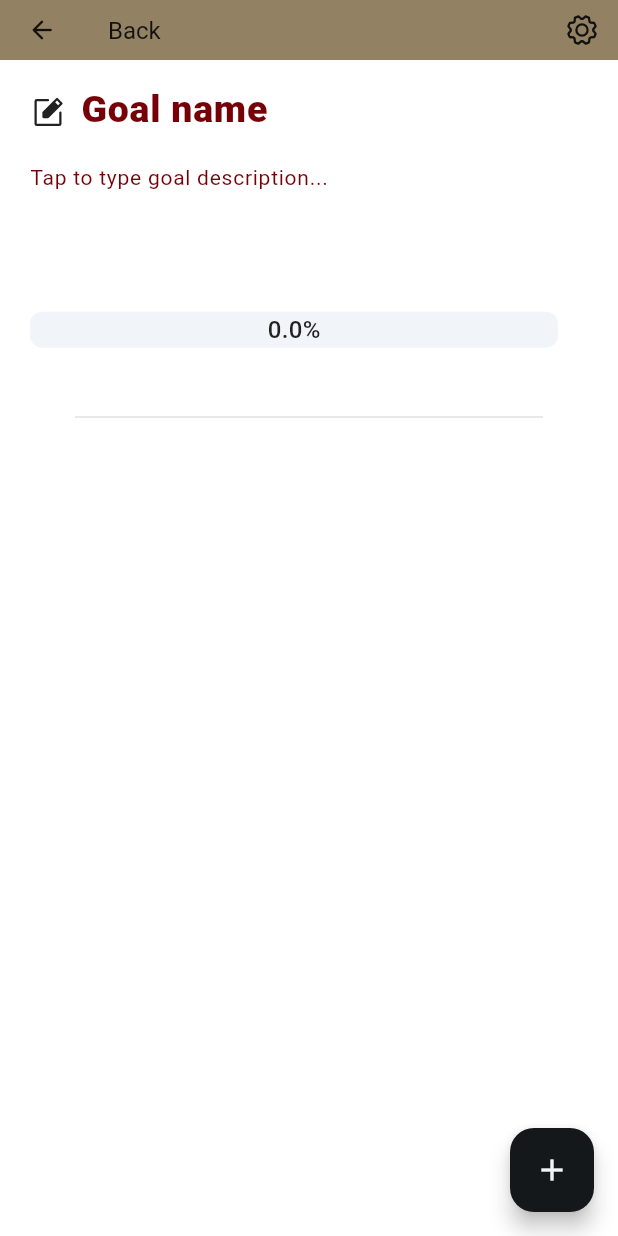
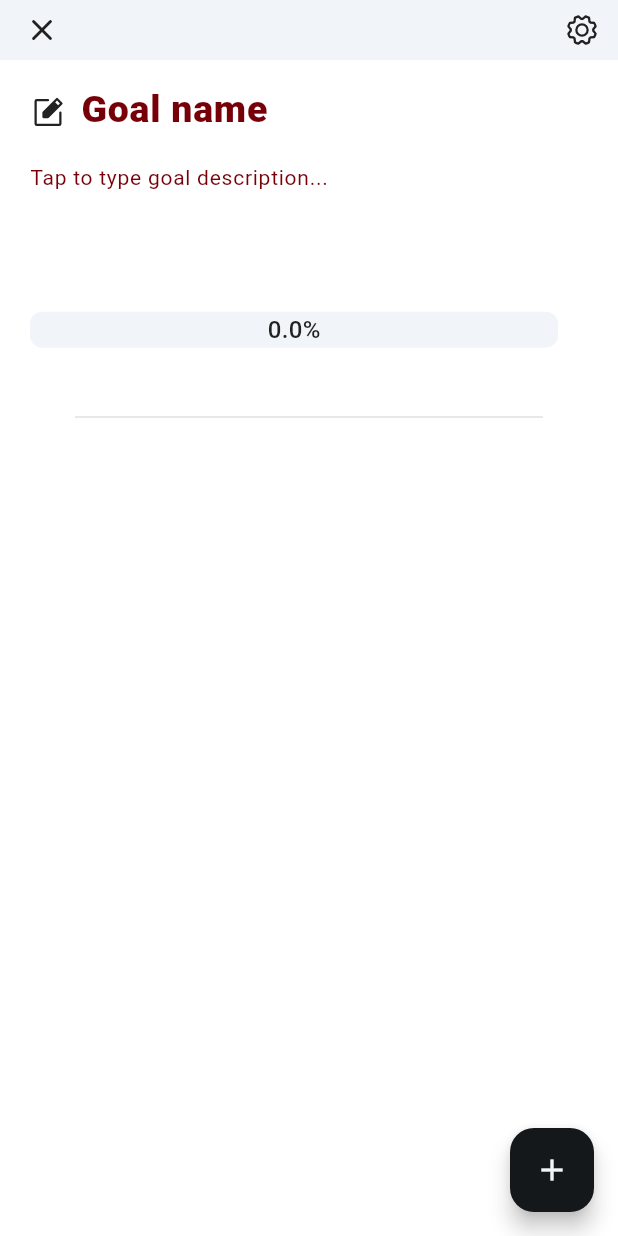
Before and after one commit to sankassio99/goals_tracker, a Flutter app: the MainGoalPageWidget screen opened directly, on a phone screen of 412 x 824 dp. Run offline on Flutter 3.47's test engine with Material 2 defaults, Android fonts, the phone set to English and light mode, and no system bars; drawn by our look-alikes of percent_indicator; our stand-ins replace get, phosphor_flutter; Roboto replaces fonts that are missing (Poppins).

Commit message:
App bar layout improvments

```diff
--- a/lib/main.dart
+++ b/lib/main.dart
@@ -31,6 +31,7 @@ class MyApp extends StatelessWidget {
           binding: MainGoalBinding(),
         ),
       ],
+      debugShowCheckedModeBanner: false,
     );
   }
 }
--- a/lib/presentation/components/my_app_bar.dart
+++ b/lib/presentation/components/my_app_bar.dart
@@ -1,10 +1,14 @@
 import 'package:flutter/material.dart';
-import 'package:get/get.dart';
+import 'package:phosphor_flutter/phosphor_flutter.dart';
 
 class MyAppBar extends StatelessWidget implements PreferredSizeWidget {
   final List<Widget>? actions;
+  final Widget? leading;
+  final String? title;
 
   const MyAppBar({
+    this.title,
+    this.leading,
     this.actions,
     super.key,
   });
@@ -12,28 +16,31 @@ class MyAppBar extends StatelessWidget implements PreferredSizeWidget {
   @override
   Widget build(BuildContext context) {
     return AppBar(
+      backgroundColor: Theme.of(context).colorScheme.onPrimary,
       automaticallyImplyLeading: false,
-      leading: IconButton(
-        key: const Key("backIconButton"),
-        icon: const Icon(
-          Icons.arrow_back_rounded,
+      leading: leading ??
+          IconButton(
+            key: const Key("closeIconButton"),
+            icon: Icon(
+              PhosphorIcons.bold.x,
               color: Colors.black87,
               size: 20,
             ),
             onPressed: () {
-          Get.toNamed("/home");
+              Navigator.pop(context);
             },
           ),
-      title: const Text(
-        key: Key("pageTitleAppBar"),
-        'Back',
-        style: TextStyle(
+      title: Text(
+        key: const Key("pageTitleAppBar"),
+        (title ?? ""),
+        style: const TextStyle(
           fontSize: 16,
           color: Colors.black87,
+          fontWeight: FontWeight.bold,
         ),
       ),
       actions: actions,
-      centerTitle: false,
+      centerTitle: true,
       elevation: 0,
     );
   }
```
Lines whose indentation alone changed are shown as unchanged.
